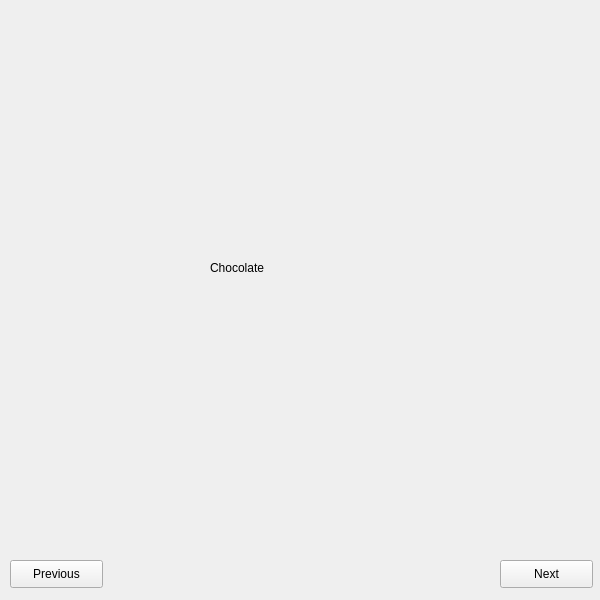
The window that program/view/uiFiles/selfCareTips.ui (Ayslim/TaskTally) describes before a commit, drawn with Qt 5.
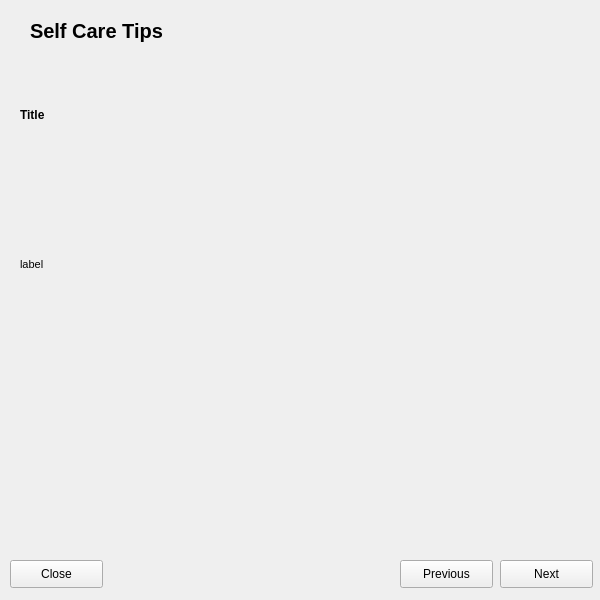
The same window after the commit. The open tabs and pages were chosen to show the change.

Commit message: Added info page and self care tips

Patch:
```diff
--- a/program/view/uiFiles/selfCareTips.ui
+++ b/program/view/uiFiles/selfCareTips.ui
@@ -17,26 +17,53 @@
    <property name="geometry">
     <rect>
      <x>0</x>
-     <y>0</y>
+     <y>49</y>
      <width>600</width>
-     <height>550</height>
+     <height>431</height>
     </rect>
    </property>
    <property name="currentIndex">
     <number>2</number>
    </property>
    <widget class="QWidget" name="page">
-    <widget class="QLabel" name="label_2">
+    <widget class="QLabel" name="tip1title">
      <property name="geometry">
       <rect>
-       <x>210</x>
-       <y>260</y>
-       <width>55</width>
-       <height>16</height>
+       <x>20</x>
+       <y>30</y>
+       <width>531</width>
+       <height>71</height>
       </rect>
      </property>
+     <property name="font">
+      <font>
+       <weight>75</weight>
+       <bold>true</bold>
+      </font>
+     </property>
      <property name="text">
-      <string>Chocolate</string>
+      <string>Title</string>
+     </property>
+    </widget>
+    <widget class="QLabel" name="tip1label">
+     <property name="geometry">
+      <rect>
+       <x>20</x>
+       <y>150</y>
+       <width>531</width>
+       <height>131</height>
+      </rect>
+     </property>
+     <property name="font">
+      <font>
+       <pointsize>8</pointsize>
+      </font>
+     </property>
+     <property name="text">
+      <string>label</string>
+     </property>
+     <property name="wordWrap">
+      <bool>true</bool>
      </property>
     </widget>
    </widget>
@@ -87,7 +114,7 @@
   <widget class="QPushButton" name="previousPageBtn">
    <property name="geometry">
     <rect>
-     <x>10</x>
+     <x>400</x>
      <y>560</y>
      <width>93</width>
      <height>28</height>
@@ -97,6 +124,39 @@
     <string>Previous</string>
    </property>
   </widget>
+  <widget class="QLabel" name="label_2">
+   <property name="geometry">
+    <rect>
+     <x>30</x>
+     <y>10</y>
+     <width>561</width>
+     <height>41</height>
+    </rect>
+   </property>
+   <property name="font">
+    <font>
+     <pointsize>15</pointsize>
+     <weight>75</weight>
+     <bold>true</bold>
+    </font>
+   </property>
+   <property name="text">
+    <string>Self Care Tips</string>
+   </property>
+  </widget>
+  <widget class="QPushButton" name="previousPageBtn_2">
+   <property name="geometry">
+    <rect>
+     <x>10</x>
+     <y>560</y>
+     <width>93</width>
+     <height>28</height>
+    </rect>
+   </property>
+   <property name="text">
+    <string>Close</string>
+   </property>
+  </widget>
  </widget>
  <resources/>
  <connections/>
```
Left out of the diff: 78 changed lines with no effect on the pictures. The commit also changes 7 other files.
